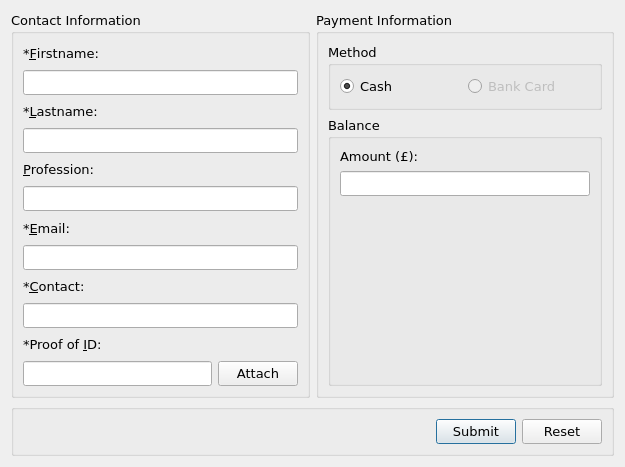
This is createaccount.ui in juliano60/tpm_desktop as Qt 5 draws it before an edit. The edited form follows.
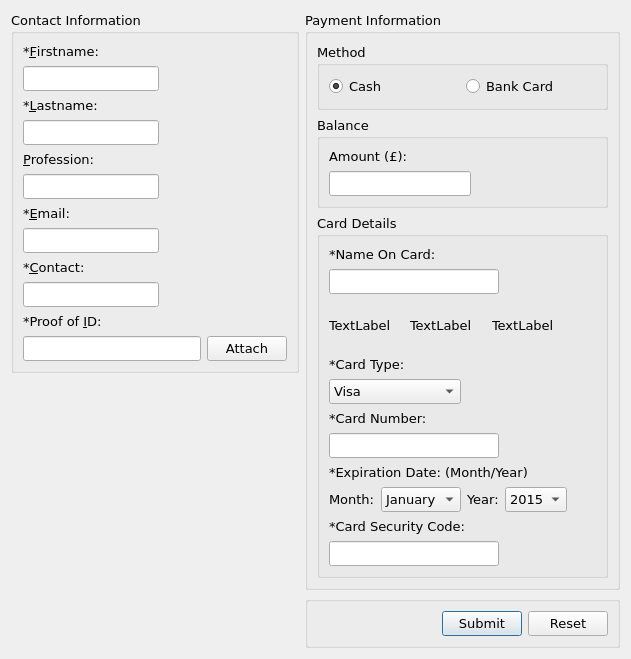
This is the edited form.

Commit message: Added card details

What changed in the file:
```diff
--- a/createaccount.ui
+++ b/createaccount.ui
@@ -6,8 +6,8 @@
    <rect>
     <x>0</x>
     <y>0</y>
-    <width>625</width>
-    <height>467</height>
+    <width>631</width>
+    <height>631</height>
    </rect>
   </property>
   <property name="font">
@@ -19,9 +19,11 @@
   <property name="windowTitle">
    <string>Form</string>
   </property>
-  <layout class="QGridLayout" name="gridLayout">
-   <item row="0" column="0">
-    <widget class="QGroupBox" name="groupBox">
+  <layout class="QGridLayout" name="gridLayout_4">
+   <item row="0" column="0" colspan="2">
+    <layout class="QVBoxLayout" name="verticalLayout_2">
+     <item>
+      <widget class="QGroupBox" name="contactBox">
      <property name="sizePolicy">
       <sizepolicy hsizetype="Preferred" vsizetype="Expanding">
        <horstretch>0</horstretch>
@@ -36,8 +38,8 @@
      <property name="title">
       <string>Contact Information</string>
      </property>
-     <layout class="QVBoxLayout" name="verticalLayout_3">
-      <item>
+       <layout class="QGridLayout" name="gridLayout">
+        <item row="0" column="0">
        <widget class="QLabel" name="label">
         <property name="text">
          <string>*&amp;Firstname:</string>
@@ -47,10 +49,23 @@
         </property>
        </widget>
       </item>
-      <item>
+        <item row="1" column="0">
        <widget class="QLineEdit" name="editFirstname"/>
       </item>
-      <item>
+        <item row="1" column="1">
+         <spacer name="horizontalSpacer_7">
+          <property name="orientation">
+           <enum>Qt::Horizontal</enum>
+          </property>
+          <property name="sizeHint" stdset="0">
+           <size>
+            <width>127</width>
+            <height>20</height>
+           </size>
+          </property>
+         </spacer>
+        </item>
+        <item row="2" column="0">
        <widget class="QLabel" name="label_2">
         <property name="text">
          <string>*&amp;Lastname:</string>
@@ -60,10 +75,23 @@
         </property>
        </widget>
       </item>
-      <item>
+        <item row="3" column="0">
        <widget class="QLineEdit" name="editLastname"/>
       </item>
-      <item>
+        <item row="3" column="1">
+         <spacer name="horizontalSpacer_6">
+          <property name="orientation">
+           <enum>Qt::Horizontal</enum>
+          </property>
+          <property name="sizeHint" stdset="0">
+           <size>
+            <width>127</width>
+            <height>20</height>
+           </size>
+          </property>
+         </spacer>
+        </item>
+        <item row="4" column="0">
        <widget class="QLabel" name="label_4">
         <property name="text">
          <string>&amp;Profession:</string>
@@ -73,10 +101,23 @@
         </property>
        </widget>
       </item>
-      <item>
+        <item row="5" column="0">
        <widget class="QLineEdit" name="editProfession"/>
       </item>
-      <item>
+        <item row="5" column="1">
+         <spacer name="horizontalSpacer_5">
+          <property name="orientation">
+           <enum>Qt::Horizontal</enum>
+          </property>
+          <property name="sizeHint" stdset="0">
+           <size>
+            <width>127</width>
+            <height>20</height>
+           </size>
+          </property>
+         </spacer>
+        </item>
+        <item row="6" column="0">
        <widget class="QLabel" name="label_5">
         <property name="text">
          <string>*&amp;Email:</string>
@@ -86,10 +127,23 @@
         </property>
        </widget>
       </item>
-      <item>
+        <item row="7" column="0">
        <widget class="QLineEdit" name="editEmail"/>
       </item>
-      <item>
+        <item row="7" column="1">
+         <spacer name="horizontalSpacer_4">
+          <property name="orientation">
+           <enum>Qt::Horizontal</enum>
+          </property>
+          <property name="sizeHint" stdset="0">
+           <size>
+            <width>127</width>
+            <height>20</height>
+           </size>
+          </property>
+         </spacer>
+        </item>
+        <item row="8" column="0">
        <widget class="QLabel" name="label_6">
         <property name="text">
          <string>*&amp;Contact:</string>
@@ -99,10 +153,23 @@
         </property>
        </widget>
       </item>
-      <item>
+        <item row="9" column="0">
        <widget class="QLineEdit" name="editContact"/>
       </item>
-      <item>
+        <item row="9" column="1">
+         <spacer name="horizontalSpacer_3">
+          <property name="orientation">
+           <enum>Qt::Horizontal</enum>
+          </property>
+          <property name="sizeHint" stdset="0">
+           <size>
+            <width>127</width>
+            <height>20</height>
+           </size>
+          </property>
+         </spacer>
+        </item>
+        <item row="10" column="0">
        <widget class="QLabel" name="label_3">
         <property name="text">
          <string>*Proof of &amp;ID:</string>
@@ -112,7 +179,7 @@
         </property>
        </widget>
       </item>
-      <item>
+        <item row="11" column="0" colspan="2">
        <layout class="QHBoxLayout" name="horizontalLayout_3">
         <item>
          <widget class="QLineEdit" name="editID">
@@ -133,12 +200,27 @@
      </layout>
     </widget>
    </item>
-   <item row="0" column="1">
-    <widget class="QGroupBox" name="groupBox_3">
+     <item>
+      <spacer name="verticalSpacer">
+       <property name="orientation">
+        <enum>Qt::Vertical</enum>
+       </property>
+       <property name="sizeHint" stdset="0">
+        <size>
+         <width>20</width>
+         <height>293</height>
+        </size>
+       </property>
+      </spacer>
+     </item>
+    </layout>
+   </item>
+   <item row="0" column="2">
+    <widget class="QGroupBox" name="paymentBox">
      <property name="title">
       <string>Payment Information</string>
      </property>
-     <layout class="QVBoxLayout" name="verticalLayout_2">
+     <layout class="QVBoxLayout" name="verticalLayout">
       <item>
        <widget class="QGroupBox" name="groupBox_4">
         <property name="title">
@@ -158,7 +240,7 @@
          <item>
           <widget class="QRadioButton" name="radioButton_2">
            <property name="enabled">
-            <bool>false</bool>
+            <bool>true</bool>
            </property>
            <property name="text">
             <string>Bank Card</string>
@@ -172,43 +254,297 @@
        </widget>
       </item>
       <item>
-       <widget class="QGroupBox" name="groupBox_5">
+       <widget class="QGroupBox" name="balanceBox">
         <property name="title">
          <string>Balance</string>
         </property>
-        <layout class="QVBoxLayout" name="verticalLayout">
-         <item>
+        <layout class="QGridLayout" name="gridLayout_2">
+         <item row="0" column="0">
           <widget class="QLabel" name="label_7">
            <property name="text">
             <string>Amount (£):</string>
            </property>
           </widget>
          </item>
-         <item>
-          <widget class="QLineEdit" name="editAmount"/>
-         </item>
-         <item>
-          <spacer name="verticalSpacer">
-           <property name="orientation">
-            <enum>Qt::Vertical</enum>
-           </property>
-           <property name="sizeHint" stdset="0">
-            <size>
-             <width>20</width>
-             <height>196</height>
-            </size>
-           </property>
-          </spacer>
-         </item>
-        </layout>
-       </widget>
-      </item>
-     </layout>
-    </widget>
-   </item>
    <item row="1" column="0" colspan="2">
-    <layout class="QHBoxLayout" name="horizontalLayout_2">
+          <widget class="QLineEdit" name="editAmount"/>
+         </item>
+         <item row="1" column="2">
+          <spacer name="horizontalSpacer_8">
+           <property name="orientation">
+            <enum>Qt::Horizontal</enum>
+           </property>
+           <property name="sizeHint" stdset="0">
+            <size>
+             <width>111</width>
+             <height>20</height>
+            </size>
+           </property>
+          </spacer>
+         </item>
+         <item row="2" column="1">
+          <spacer name="verticalSpacer_3">
+           <property name="orientation">
+            <enum>Qt::Vertical</enum>
+           </property>
+           <property name="sizeHint" stdset="0">
+            <size>
+             <width>20</width>
+             <height>26</height>
+            </size>
+           </property>
+          </spacer>
+         </item>
+        </layout>
+       </widget>
+      </item>
      <item>
+       <widget class="QGroupBox" name="cardBox">
+        <property name="title">
+         <string>Card Details</string>
+        </property>
+        <layout class="QGridLayout" name="gridLayout_3">
+         <item row="0" column="0" colspan="2">
+          <widget class="QLabel" name="label_14">
+           <property name="text">
+            <string>*Name On Card:</string>
+           </property>
+          </widget>
+         </item>
+         <item row="1" column="0" colspan="3">
+          <widget class="QLineEdit" name="editAmount_4"/>
+         </item>
+         <item row="1" column="3" colspan="2">
+          <spacer name="horizontalSpacer_9">
+           <property name="orientation">
+            <enum>Qt::Horizontal</enum>
+           </property>
+           <property name="sizeHint" stdset="0">
+            <size>
+             <width>101</width>
+             <height>20</height>
+            </size>
+           </property>
+          </spacer>
+         </item>
+         <item row="2" column="0" colspan="4">
+          <layout class="QHBoxLayout" name="horizontalLayout_6">
+           <item>
+            <widget class="QLabel" name="lblVisa">
+             <property name="sizePolicy">
+              <sizepolicy hsizetype="Preferred" vsizetype="Preferred">
+               <horstretch>0</horstretch>
+               <verstretch>0</verstretch>
+              </sizepolicy>
+             </property>
+             <property name="minimumSize">
+              <size>
+               <width>70</width>
+               <height>50</height>
+              </size>
+             </property>
+             <property name="text">
+              <string>TextLabel</string>
+             </property>
+            </widget>
+           </item>
+           <item>
+            <widget class="QLabel" name="lblMaestro">
+             <property name="sizePolicy">
+              <sizepolicy hsizetype="Preferred" vsizetype="Preferred">
+               <horstretch>0</horstretch>
+               <verstretch>0</verstretch>
+              </sizepolicy>
+             </property>
+             <property name="minimumSize">
+              <size>
+               <width>70</width>
+               <height>50</height>
+              </size>
+             </property>
+             <property name="text">
+              <string>TextLabel</string>
+             </property>
+            </widget>
+           </item>
+           <item>
+            <widget class="QLabel" name="lblAmex">
+             <property name="sizePolicy">
+              <sizepolicy hsizetype="Preferred" vsizetype="Preferred">
+               <horstretch>0</horstretch>
+               <verstretch>0</verstretch>
+              </sizepolicy>
+             </property>
+             <property name="minimumSize">
+              <size>
+               <width>70</width>
+               <height>50</height>
+              </size>
+             </property>
+             <property name="text">
+              <string>TextLabel</string>
+             </property>
+            </widget>
+           </item>
+          </layout>
+         </item>
+         <item row="3" column="0" colspan="2">
+          <widget class="QLabel" name="label_15">
+           <property name="text">
+            <string>*Card Type:</string>
+           </property>
+          </widget>
+         </item>
+         <item row="4" column="0" colspan="2">
+          <widget class="QComboBox" name="comboBox_3">
+           <item>
+            <property name="text">
+             <string>Visa</string>
+            </property>
+           </item>
+           <item>
+            <property name="text">
+             <string>Maestro</string>
+            </property>
+           </item>
+           <item>
+            <property name="text">
+             <string>Amex</string>
+            </property>
+           </item>
+          </widget>
+         </item>
+         <item row="4" column="3" colspan="2">
+          <spacer name="horizontalSpacer_11">
+           <property name="orientation">
+            <enum>Qt::Horizontal</enum>
+           </property>
+           <property name="sizeHint" stdset="0">
+            <size>
+             <width>101</width>
+             <height>20</height>
+            </size>
+           </property>
+          </spacer>
+         </item>
+         <item row="5" column="0" colspan="2">
+          <widget class="QLabel" name="label_9">
+           <property name="text">
+            <string>*Card Number:</string>
+           </property>
+          </widget>
+         </item>
+         <item row="6" column="0" colspan="3">
+          <widget class="QLineEdit" name="editAmount_3"/>
+         </item>
+         <item row="6" column="3" colspan="2">
+          <spacer name="horizontalSpacer_10">
+           <property name="orientation">
+            <enum>Qt::Horizontal</enum>
+           </property>
+           <property name="sizeHint" stdset="0">
+            <size>
+             <width>101</width>
+             <height>20</height>
+            </size>
+           </property>
+          </spacer>
+         </item>
+         <item row="7" column="0" colspan="4">
+          <widget class="QLabel" name="label_10">
+           <property name="text">
+            <string>*Expiration Date: (Month/Year)</string>
+           </property>
+          </widget>
+         </item>
+         <item row="8" column="0">
+          <widget class="QLabel" name="label_11">
+           <property name="text">
+            <string>Month:</string>
+           </property>
+          </widget>
+         </item>
+         <item row="8" column="1">
+          <widget class="QComboBox" name="cmbCardMonth">
+           <item>
+            <property name="text">
+             <string>January</string>
+            </property>
+           </item>
+          </widget>
+         </item>
+         <item row="8" column="2">
+          <widget class="QLabel" name="label_12">
+           <property name="text">
+            <string>Year:</string>
+           </property>
+          </widget>
+         </item>
+         <item row="8" column="3">
+          <widget class="QComboBox" name="cmbCardYear">
+           <item>
+            <property name="text">
+             <string>2015</string>
+            </property>
+           </item>
+          </widget>
+         </item>
+         <item row="8" column="4">
+          <spacer name="horizontalSpacer_12">
+           <property name="orientation">
+            <enum>Qt::Horizontal</enum>
+           </property>
+           <property name="sizeHint" stdset="0">
+            <size>
+             <width>19</width>
+             <height>20</height>
+            </size>
+           </property>
+          </spacer>
+         </item>
+         <item row="9" column="0" colspan="3">
+          <widget class="QLabel" name="label_13">
+           <property name="text">
+            <string>*Card Security Code:</string>
+           </property>
+          </widget>
+         </item>
+         <item row="10" column="0" colspan="3">
+          <widget class="QLineEdit" name="lineEdit"/>
+         </item>
+         <item row="10" column="3" colspan="2">
+          <spacer name="horizontalSpacer_2">
+           <property name="orientation">
+            <enum>Qt::Horizontal</enum>
+           </property>
+           <property name="sizeHint" stdset="0">
+            <size>
+             <width>101</width>
+             <height>20</height>
+            </size>
+           </property>
+          </spacer>
+         </item>
+        </layout>
+       </widget>
+      </item>
+     </layout>
+    </widget>
+   </item>
+   <item row="1" column="0">
+    <spacer name="horizontalSpacer_13">
+     <property name="orientation">
+      <enum>Qt::Horizontal</enum>
+     </property>
+     <property name="sizeHint" stdset="0">
+      <size>
+       <width>288</width>
+       <height>20</height>
+      </size>
+     </property>
+    </spacer>
+   </item>
+   <item row="1" column="2">
       <widget class="QGroupBox" name="groupBox_2">
        <property name="title">
         <string/>
@@ -248,8 +584,9 @@
       </widget>
      </item>
     </layout>
-   </item>
-  </layout>
+  <zorder>paymentBox</zorder>
+  <zorder>groupBox_2</zorder>
+  <zorder>horizontalSpacer_13</zorder>
  </widget>
  <tabstops>
   <tabstop>editLastname</tabstop>
```
Left out of the diff: 48 changed lines with no effect on the pictures. Lines whose indentation alone changed are shown as unchanged. The commit also changes 7 other files.
